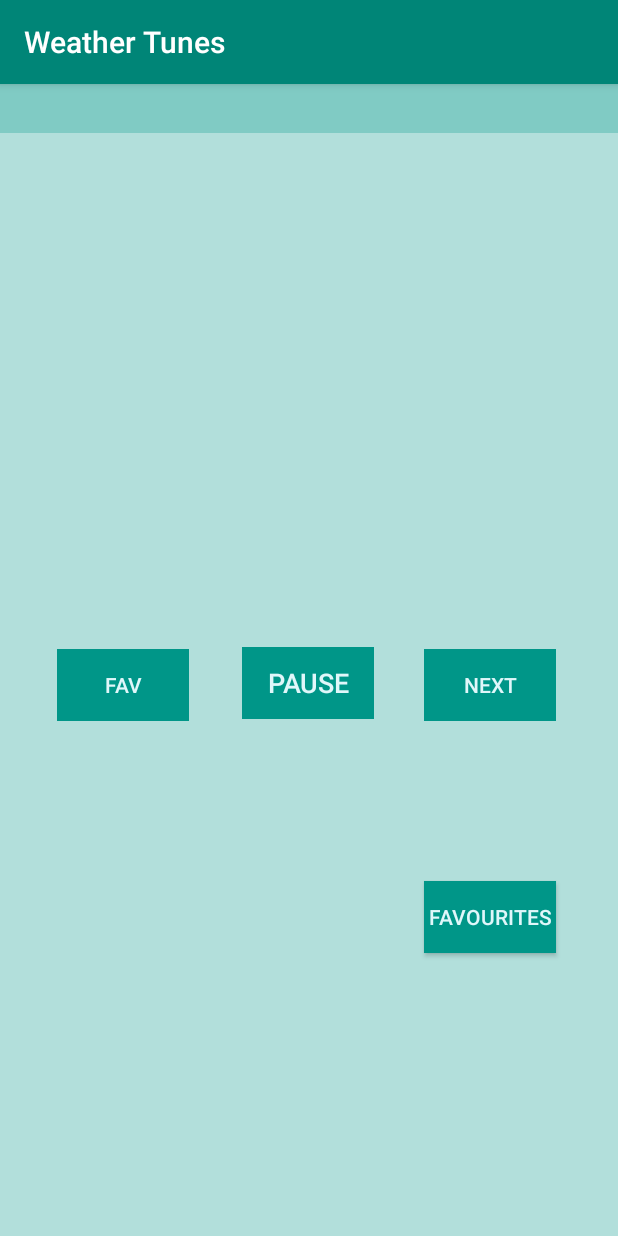
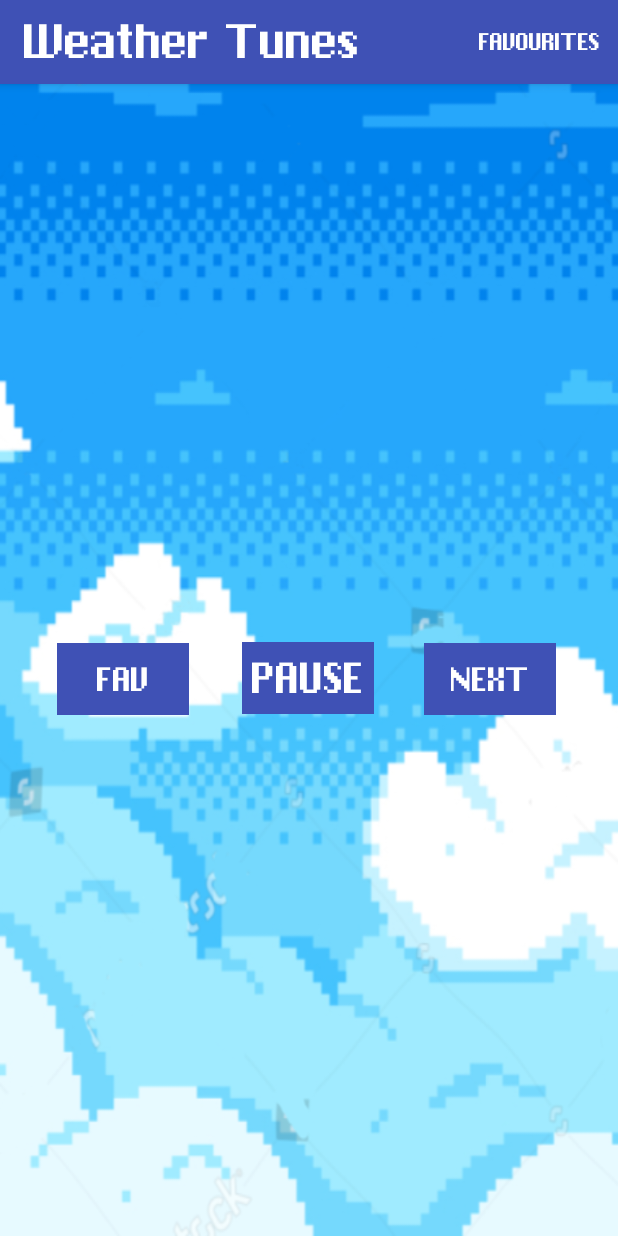
Before and after one commit to iam-Myr/Weather_Tunes, an Android app: the screen it shows after launch (MainActivity), on a phone screen of 412 x 824 dp. Run offline under Robolectric (Android 15) with nearby library versions, the phone set to English and light mode, and no system bars; our stand-ins replace Picasso; pictures from the network do not load.

Commit message:
Started working on a Theme

```diff
--- a/app/src/main/AndroidManifest.xml
+++ b/app/src/main/AndroidManifest.xml
@@ -11,7 +11,7 @@
         android:label="@string/app_name"
         android:roundIcon="@mipmap/ic_launcher_round"
         android:supportsRtl="true"
-        android:theme="@style/AppTheme">
+        android:theme="@style/CustomTheme">
         <activity android:name=".FavouritesActivity"></activity>
         <activity android:name=".MainActivity">
             <intent-filter>
--- a/app/src/main/java/com/example/weathertunes/MainActivity.java
+++ b/app/src/main/java/com/example/weathertunes/MainActivity.java
@@ -14,6 +14,8 @@ import android.media.AudioManager;
 import android.media.MediaPlayer;
 import android.os.Bundle;
 import android.util.Log;
+import android.view.Menu;
+import android.view.MenuItem;
 import android.view.View;
 import android.widget.Button;
 import android.widget.ImageView;
@@ -57,7 +59,6 @@ public class MainActivity extends AppCompatActivity implements FetchWeatherTask.
     private TextView weatherTxt;
     private Button pauseBtn;
     private Button nextBtn;
-    private Button favouritesBtn;
     private Button addToFavBtn;
     private TextView playingTxt;
     private ImageView songImg;
@@ -73,7 +74,6 @@ public class MainActivity extends AppCompatActivity implements FetchWeatherTask.
         setRequestedOrientation(SCREEN_ORIENTATION_PORTRAIT);
         nextBtn = findViewById(R.id.nextBtn);
         nextBtn.setEnabled(false);
-        favouritesBtn = findViewById(R.id.favouritesBtn);
         addToFavBtn = findViewById(R.id.addToFavBtn);
         addToFavBtn.setEnabled(false);
         pauseBtn = findViewById(R.id.pauseBtn);
@@ -197,14 +197,6 @@ public class MainActivity extends AppCompatActivity implements FetchWeatherTask.
             }
         });
 
-        favouritesBtn.setOnClickListener(new View.OnClickListener() {
-            @Override
-            public void onClick(View v) {
-                intent.putExtra("SONG_REQUESTED", SONG_REQUESTED);
-                startActivityForResult(intent, 1);
-            }
-        });
-
         pauseBtn.setOnClickListener(new View.OnClickListener() {
             @Override
             public void onClick(View v) {
@@ -218,7 +210,6 @@ public class MainActivity extends AppCompatActivity implements FetchWeatherTask.
             }
         });
     }
-
 
     @Override
     protected void onDestroy() {
@@ -242,10 +233,26 @@ public class MainActivity extends AppCompatActivity implements FetchWeatherTask.
     }
 
     @Override
+    public boolean onCreateOptionsMenu(Menu menu) {
+        // R.menu.mymenu is a reference to an xml file named mymenu.xml which should be inside your res/menu directory.
+        // If you don't have res/menu, just create a directory named "menu" inside res
+        getMenuInflater().inflate(R.menu.mymenu, menu);
+        return super.onCreateOptionsMenu(menu);
+    }
+
+    // handle button activities
+    @Override
+    public boolean onOptionsItemSelected(MenuItem item) {
+        intent.putExtra("SONG_REQUESTED", SONG_REQUESTED);
+        startActivityForResult(intent, 1);
+        return super.onOptionsItemSelected(item);
+    }
+
+    @Override
     public void onWeatherFetchCompleted(String[] result) {
         if(result != null) {
             weather = result;
-            if (weather[0].equals("")) weather[0] = "Sea";
+            if (weather[0].equals("")) weather[0] = "At sea";
             weatherTxt.setText(weather[0] + " - " + weather[1]);
             WEATHER_FETCHED = true;
         }
--- a/app/src/main/res/layout/activity_favourites.xml
+++ b/app/src/main/res/layout/activity_favourites.xml
@@ -12,9 +12,8 @@
         android:layout_height="wrap_content"
         android:text="Favourites"
         android:textAlignment="center"
-        android:textColor="#000000"
+        android:textColor="#FFFFFF"
         android:textSize="24sp"
-        android:background="#80CBC4"
         app:layout_constraintEnd_toEndOf="parent"
         app:layout_constraintStart_toStartOf="parent"
         app:layout_constraintTop_toTopOf="parent" />
--- a/app/src/main/res/layout/activity_main.xml
+++ b/app/src/main/res/layout/activity_main.xml
@@ -4,17 +4,13 @@
     xmlns:tools="http://schemas.android.com/tools"
     android:layout_width="match_parent"
     android:layout_height="match_parent"
-    android:background="#B2DFDB"
     tools:context=".MainActivity">
 
     <Button
         android:id="@+id/nextBtn"
         android:layout_width="wrap_content"
         android:layout_height="wrap_content"
-        android:background="#009688"
         android:text="NEXT"
-        android:textColor="#E0F7FA"
-        android:textSize="14sp"
         app:layout_constraintBottom_toBottomOf="parent"
         app:layout_constraintEnd_toEndOf="parent"
         app:layout_constraintHorizontal_bias="0.445"
@@ -28,8 +24,6 @@
         android:layout_height="wrap_content"
         android:layout_marginTop="24dp"
         android:textAlignment="center"
-        android:textSize="18sp"
-        android:textStyle="italic"
         app:layout_constraintEnd_toEndOf="parent"
         app:layout_constraintHorizontal_bias="0.0"
         app:layout_constraintStart_toStartOf="parent"
@@ -39,9 +33,7 @@
         android:id="@+id/addToFavBtn"
         android:layout_width="wrap_content"
         android:layout_height="wrap_content"
-        android:background="#009688"
         android:text="FAV"
-        android:textColor="#E0F7FA"
         app:layout_constraintBottom_toBottomOf="parent"
         app:layout_constraintEnd_toStartOf="@+id/pauseBtn"
         app:layout_constraintHorizontal_bias="0.52"
@@ -53,30 +45,15 @@
         android:id="@+id/weatherTxt"
         android:layout_width="0dp"
         android:layout_height="wrap_content"
-        android:background="#80CBC4"
         android:textAlignment="center"
-        android:textColor="#021218"
-        android:textSize="24sp"
+        android:textColor="#FFFFFF"
+        android:textSize="18sp"
         app:layout_constraintBottom_toBottomOf="parent"
         app:layout_constraintEnd_toEndOf="parent"
         app:layout_constraintHorizontal_bias="0.0"
         app:layout_constraintStart_toStartOf="parent"
         app:layout_constraintTop_toTopOf="parent"
         app:layout_constraintVertical_bias="0.0" />
-
-    <Button
-        android:id="@+id/favouritesBtn"
-        android:layout_width="wrap_content"
-        android:layout_height="wrap_content"
-        android:background="#009688"
-        android:text="FAVOURITES"
-        android:textColor="#E0F7FA"
-        app:layout_constraintBottom_toBottomOf="parent"
-        app:layout_constraintEnd_toEndOf="parent"
-        app:layout_constraintHorizontal_bias="0.873"
-        app:layout_constraintStart_toStartOf="parent"
-        app:layout_constraintTop_toBottomOf="@+id/pauseBtn"
-        app:layout_constraintVertical_bias="0.364" />
 
     <ImageView
         android:id="@+id/songImg"
@@ -94,9 +71,7 @@
         android:id="@+id/pauseBtn"
         android:layout_width="wrap_content"
         android:layout_height="wrap_content"
-        android:background="#009688"
         android:text="PAUSE"
-        android:textColor="#E0F7FA"
         android:textSize="18sp"
         app:layout_constraintBottom_toBottomOf="parent"
         app:layout_constraintEnd_toEndOf="parent"
@@ -105,4 +80,5 @@
         app:layout_constraintTop_toBottomOf="@+id/playingTxt"
         app:layout_constraintVertical_bias="0.089" />
 
+
 </androidx.constraintlayout.widget.ConstraintLayout>
--- a/app/src/main/res/layout/list_item_favourite.xml
+++ b/app/src/main/res/layout/list_item_favourite.xml
@@ -1,9 +1,9 @@
 <RelativeLayout xmlns:android="http://schemas.android.com/apk/res/android"
-    xmlns:app="http://schemas.android.com/apk/res-auto"
     xmlns:tools="http://schemas.android.com/tools"
     android:layout_width="match_parent"
     android:layout_height="wrap_content"
     android:orientation="vertical"
+    android:background="#FFFFFF"
     android:padding="10dp">
 
 
@@ -18,7 +18,7 @@
         android:layout_marginBottom="10dp"
         android:text="Album Name"
         android:textColor="#817883"
-        android:textSize="12sp" />
+        android:textSize="10sp" />
 
     <TextView
         android:id="@+id/nameTxt"
@@ -29,7 +29,7 @@
         android:text="Song Name"
         android:textAppearance="?android:attr/textAppearanceSmall"
         android:textColor="@android:color/black"
-        android:textSize="14sp" />
+        android:textSize="12sp" />
 
 
     <TextView
@@ -43,7 +43,7 @@
         android:layout_marginBottom="10dp"
         android:text="Artist Name"
         android:textColor="#817883"
-        android:textSize="12sp" />
+        android:textSize="10sp" />
 
     <LinearLayout
         android:layout_width="wrap_content"
--- /dev/null
+++ b/app/src/main/res/menu/mymenu.xml
@@ -0,0 +1,8 @@
+<menu xmlns:android="http://schemas.android.com/apk/res/android"
+    xmlns:app="http://schemas.android.com/apk/res-auto">
+    <item
+        android:id="@+id/mybutton"
+        android:title="FAVOURITES"
+        app:showAsAction="always"
+        />
+</menu>
--- a/app/src/main/res/values/colors.xml
+++ b/app/src/main/res/values/colors.xml
@@ -3,4 +3,9 @@
     <color name="colorPrimary">#008577</color>
     <color name="colorPrimaryDark">#00574B</color>
     <color name="colorAccent">#D81B60</color>
+
+    <color name="customPrimary">#3F51B5</color>
+    <color name="customPrimaryDark">#1A237E</color>
+    <color name="customAccent">#C5CAE9</color>
+
 </resources>
--- a/app/src/main/res/values/styles.xml
+++ b/app/src/main/res/values/styles.xml
@@ -8,4 +8,25 @@
         <item name="colorAccent">@color/colorAccent</item>
     </style>
 
+    <!-- NEW STYLE -->
+    <style name="CustomTheme" parent="Theme.AppCompat.Light.DarkActionBar">
+        <item name="colorPrimary">@color/customPrimary</item>
+        <item name="colorPrimaryDark">@color/customPrimaryDark</item>
+        <item name="colorAccent">@color/customAccent</item>
+
+        <item name="android:fontFamily">@font/pixchicago</item>
+        <item name="android:colorBackground">@color/customAccent</item>
+        <item name="android:windowBackground">@drawable/clouds</item>
+        <item name="android:textSize">10dp</item>
+        <item name="android:buttonStyle">@style/CustomButton</item> BUTTON STYLE HERE
+    </style>
+
+    <!-- BUTTON STYLE -->
+    <style name="CustomButton" parent="android:Widget.Material.Button">
+        <item name="android:textSize">14sp</item>
+        <item name="android:layout_margin">0dip</item>
+        <item name="android:background">@color/customPrimary</item>
+        <item name="android:textColor">#FFFFFF</item>
+    </style>
+
 </resources>
```
Also changed, not shown: app/src/main/res/drawable/clouds.png (added), app/src/main/res/font/pixchicago.ttf (added).
